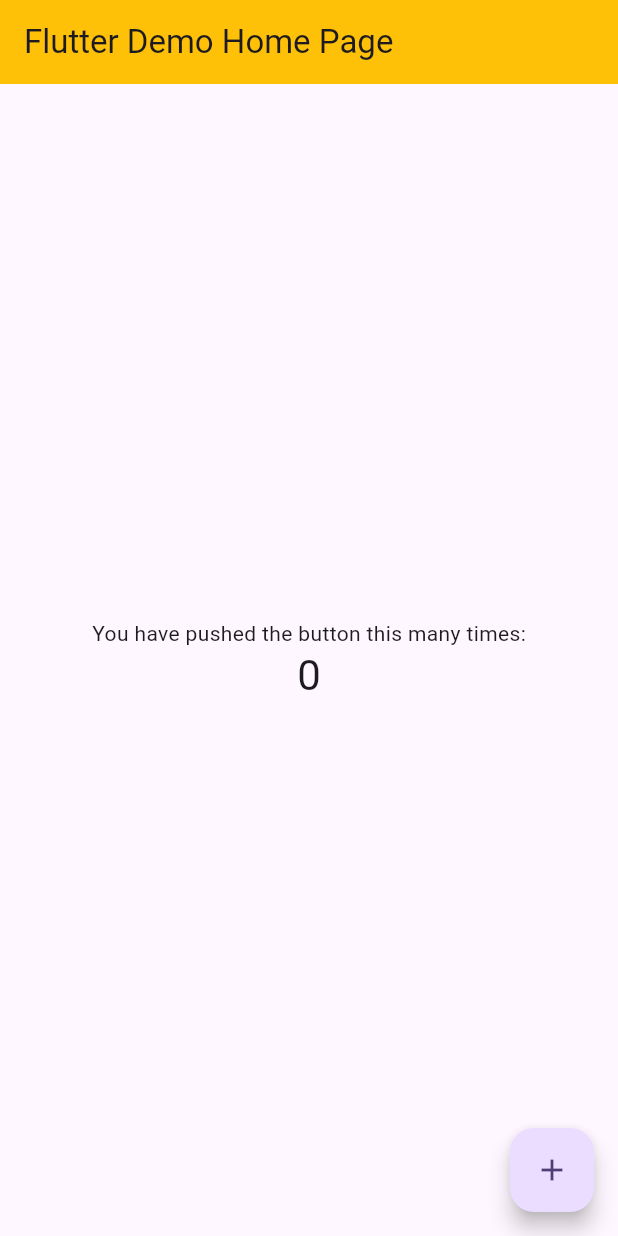
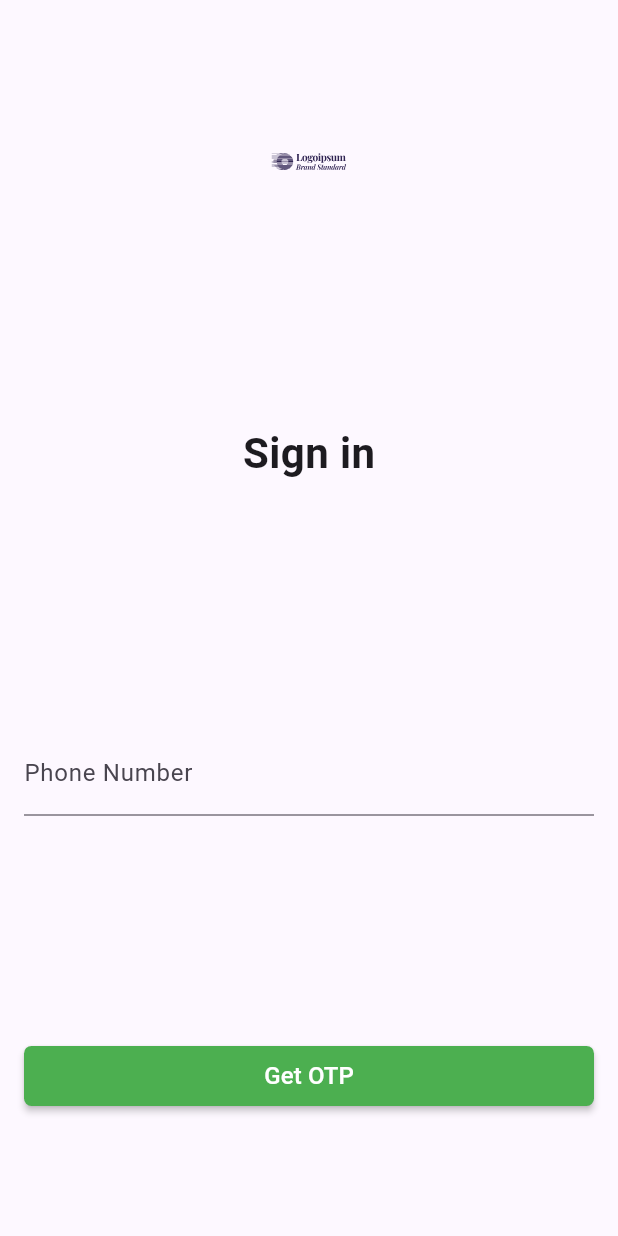
Before and after one commit to Aadv1k/Project_CampusPilot, a Flutter app: the screen it shows after launch, on a phone screen of 412 x 824 dp. Run offline on Flutter 3.47's test engine with Material 3 defaults, Android fonts, the phone set to English and light mode, and no system bars; our stand-ins replace flutter_svg.

Commit message:
Begin building the UI for the app

```diff
--- a/app/lib/main.dart
+++ b/app/lib/main.dart
@@ -1,4 +1,5 @@
 import 'package:flutter/material.dart';
+import 'package:app/views/login_view.dart';
 
 void main() {
   runApp(const MyApp());
@@ -7,119 +8,12 @@
 class MyApp extends StatelessWidget {
   const MyApp({super.key});
 
-  // This widget is the root of your application.
   @override
   Widget build(BuildContext context) {
-    return MaterialApp(
-      title: 'Flutter Demo',
-      theme: ThemeData(
-        // This is the theme of your application.
-        //
-        // TRY THIS: Try running your application with "flutter run". You'll see
-        // the application has a purple toolbar. Then, without quitting the app,
-        // try changing the seedColor in the colorScheme below to Colors.green
-        // and then invoke "hot reload" (save your changes or press the "hot
-        // reload" button in a Flutter-supported IDE, or press "r" if you used
-        // the command line to start the app).
-        //
-        // Notice that the counter didn't reset back to zero; the application
-        // state is not lost during the reload. To reset the state, use hot
-        // restart instead.
-        //
-        // This works for code too, not just values: Most code changes can be
-        // tested with just a hot reload.
-        colorScheme: ColorScheme.fromSeed(seedColor: Colors.deepPurple),
-        useMaterial3: true,
-      ),
-      home: const MyHomePage(title: 'Flutter Demo Home Page'),
+    return const MaterialApp(
+      title: "Project CampusPilot",
+      home: LoginView(),
+      debugShowCheckedModeBanner: false,
     );
   }
 }
-
-class MyHomePage extends StatefulWidget {
-  const MyHomePage({super.key, required this.title});
-
-  // This widget is the home page of your application. It is stateful, meaning
-  // that it has a State object (defined below) that contains fields that affect
-  // how it looks.
-
-  // This class is the configuration for the state. It holds the values (in this
-  // case the title) provided by the parent (in this case the App widget) and
-  // used by the build method of the State. Fields in a Widget subclass are
-  // always marked "final".
-
-  final String title;
-
-  @override
-  State<MyHomePage> createState() => _MyHomePageState();
-}
-
-class _MyHomePageState extends State<MyHomePage> {
-  int _counter = 0;
-
-  void _incrementCounter() {
-    setState(() {
-      // This call to setState tells the Flutter framework that something has
-      // changed in this State, which causes it to rerun the build method below
-      // so that the display can reflect the updated values. If we changed
-      // _counter without calling setState(), then the build method would not be
-      // called again, and so nothing would appear to happen.
-      _counter++;
-    });
-  }
-
-  @override
-  Widget build(BuildContext context) {
-    // This method is rerun every time setState is called, for instance as done
-    // by the _incrementCounter method above.
-    //
-    // The Flutter framework has been optimized to make rerunning build methods
-    // fast, so that you can just rebuild anything that needs updating rather
-    // than having to individually change instances of widgets.
-    return Scaffold(
-      appBar: AppBar(
-        // TRY THIS: Try changing the color here to a specific color (to
-        // Colors.amber, perhaps?) and trigger a hot reload to see the AppBar
-        // change color while the other colors stay the same.
-        backgroundColor: Colors.amber,
-        // Here we take the value from the MyHomePage object that was created by
-        // the App.build method, and use it to set our appbar title.
-        title: Text(widget.title),
-      ),
-      body: Center(
-        // Center is a layout widget. It takes a single child and positions it
-        // in the middle of the parent.
-        child: Column(
-          // Column is also a layout widget. It takes a list of children and
-          // arranges them vertically. By default, it sizes itself to fit its
-          // children horizontally, and tries to be as tall as its parent.
-          //
-          // Column has various properties to control how it sizes itself and
-          // how it positions its children. Here we use mainAxisAlignment to
-          // center the children vertically; the main axis here is the vertical
-          // axis because Columns are vertical (the cross axis would be
-          // horizontal).
-          //
-          // TRY THIS: Invoke "debug painting" (choose the "Toggle Debug Paint"
-          // action in the IDE, or press "p" in the console), to see the
-          // wireframe for each widget.
-          mainAxisAlignment: MainAxisAlignment.center,
-          children: <Widget>[
-            const Text(
-              'You have pushed the button this many times:',
-            ),
-            Text(
-              '$_counter',
-              style: Theme.of(context).textTheme.headlineMedium,
-            ),
-          ],
-        ),
-      ),
-      floatingActionButton: FloatingActionButton(
-        onPressed: _incrementCounter,
-        tooltip: 'Increment',
-        child: const Icon(Icons.add),
-      ), // This trailing comma makes auto-formatting nicer for build methods.
-    );
-  }
-}
--- /dev/null
+++ b/app/lib/utils/sizes.dart
@@ -0,0 +1,15 @@
+class Spacing {
+  static const double xs = 4.0;
+  static const double sm = 8.0;
+  static const double md = 16.0;
+  static const double lg = 24.0;
+  static const double xl = 32.0;
+}
+
+class Breakpoints {
+  static const double xs = 320.0;
+  static const double sm = 600.0;
+  static const double md = 768.0;
+  static const double lg = 1024.0;
+  static const double xl = 1440.0;
+}
--- /dev/null
+++ b/app/lib/views/login_view.dart
@@ -0,0 +1,62 @@
+import 'package:flutter/material.dart';
+import 'package:flutter_svg/flutter_svg.dart';
+import 'package:app/utils/sizes.dart';
+
+class LoginView extends StatelessWidget {
+  const LoginView({super.key});
+
+  @override
+  Widget build(BuildContext context) {
+    return Scaffold(
+      backgroundColor: const Color(0xFFFDF8FF),
+      body: Padding(
+        padding: const EdgeInsets.all(Spacing.md),
+        child: Column(
+          crossAxisAlignment: CrossAxisAlignment.center,
+          mainAxisAlignment: MainAxisAlignment.spaceEvenly,
+          children: [
+            SvgPicture.asset(
+              "assets/placeholder_logo.svg",
+              width: 50,
+              height: 50,
+            ),
+            SizedBox(height: Spacing.md),
+            Text(
+              "Sign in",
+              style: TextStyle(
+                fontSize: 28,
+                fontWeight: FontWeight.bold,
+              ),
+            ),
+            SizedBox(height: Spacing.xl),
+            TextFormField(
+              decoration: InputDecoration(
+                labelText: 'Phone Number',
+                hintText: 'Eg 1234567890',
+              ),
+            ),
+            SizedBox(height: 16.0),
+            MaterialButton(
+              onPressed: () {},
+              color: Colors.green,
+              textColor: Colors.white,
+              child: Text("Get OTP", style: TextStyle(fontSize: 16),),
+              height: 40,
+              minWidth: double.infinity,
+              shape: RoundedRectangleBorder(
+                borderRadius: BorderRadius.circular(5.0),
+              ),
+            ),
+          ],
+        ),
+      ),
+    );
+  }
+}
+
+void main() {
+  runApp(MaterialApp(
+    home: LoginView(),
+    debugShowCheckedModeBanner: false,
+  ));
+}
```
Also changed, not shown: app/pubspec.yaml (+3 -4 lines), app/assets/placeholder_logo.svg (added), app/pubspec.lock.
